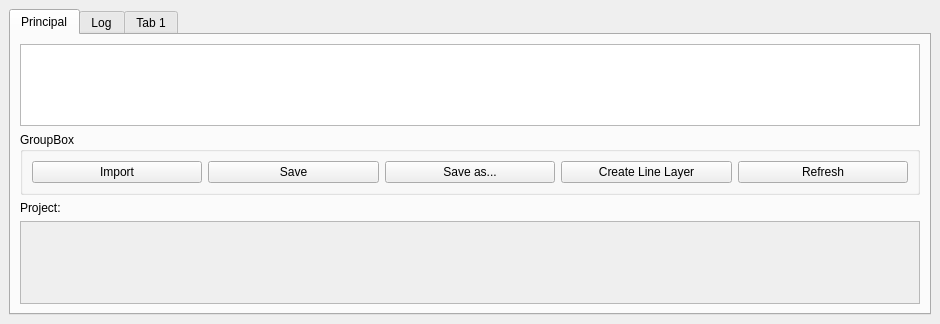
Qt form BatPlugin/Batplugin_dockwidget_base.ui (AnthonyWetzel/projet-semestriel---master-2) before a commit.
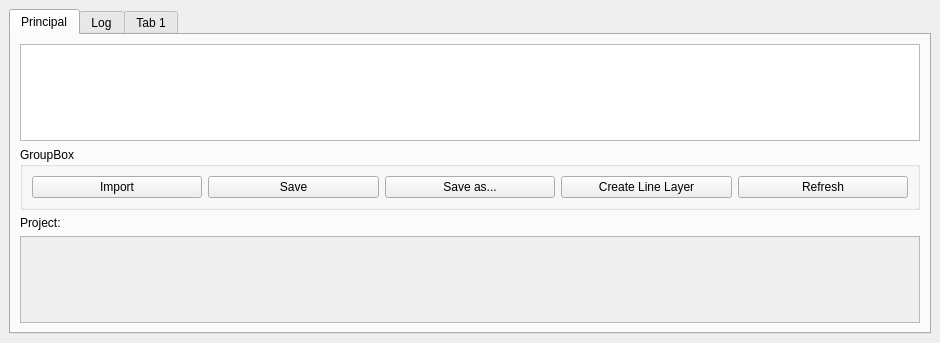
The same form after that commit. The open tabs and pages were chosen to show the change.

Patch:
```diff
--- a/BatPlugin/Batplugin_dockwidget_base.ui
+++ b/BatPlugin/Batplugin_dockwidget_base.ui
@@ -6,8 +6,8 @@
    <rect>
     <x>0</x>
     <y>0</y>
-    <width>969</width>
-    <height>324</height>
+    <width>940</width>
+    <height>343</height>
    </rect>
   </property>
   <property name="maximumSize">
@@ -109,6 +109,12 @@
           <property name="enabled">
            <bool>false</bool>
           </property>
+          <property name="maximumSize">
+           <size>
+            <width>900</width>
+            <height>182</height>
+           </size>
+          </property>
          </widget>
         </item>
        </layout>
```
Left out of the diff: 3 changed lines with no effect on the pictures.
